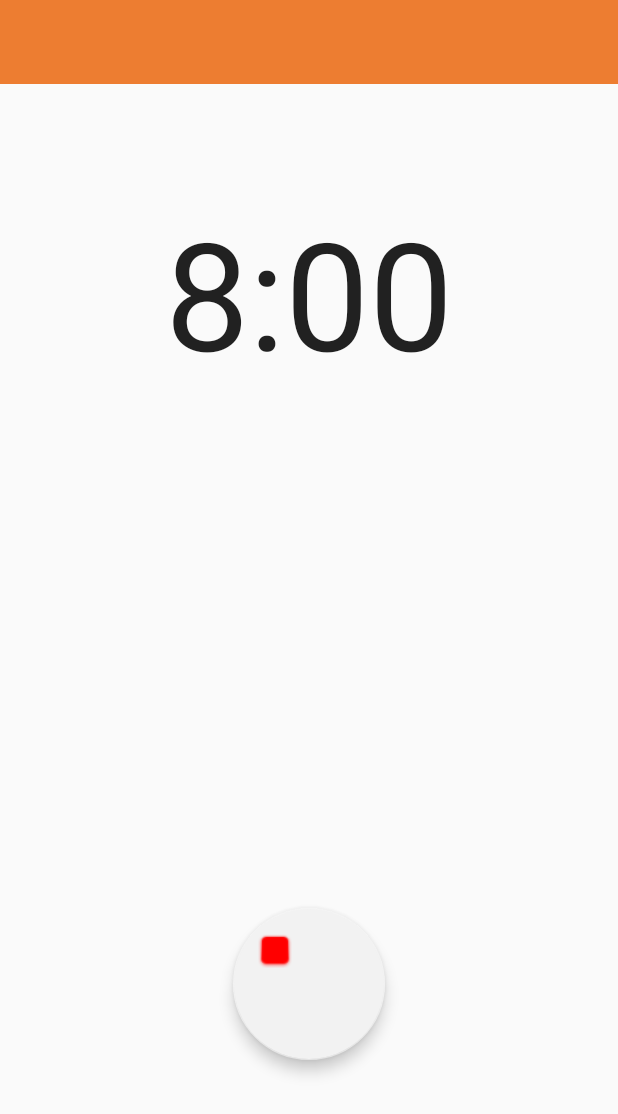
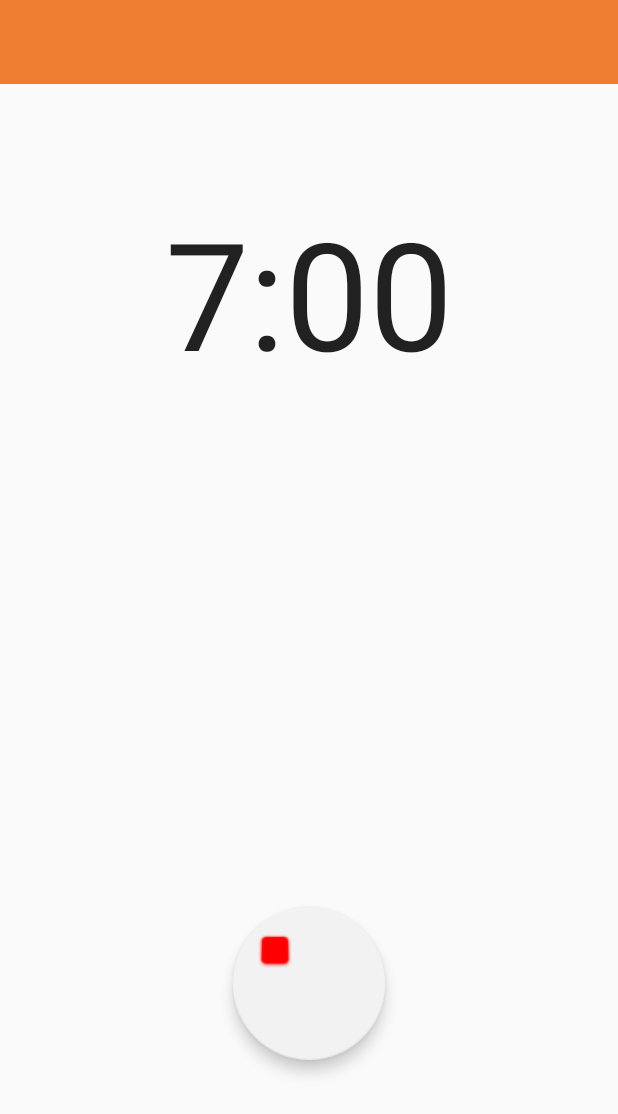
Before and after one commit to StudioAquatan/RushMash, an Android app: the layout activity_alarm.xml on its own in the app's theme, with its tools: preview values and no code run, on a phone screen of 412 x 824 dp. Shown: the top 1114 px of the screen. Run offline under Robolectric (Android 15) with nearby library versions, the phone set to English and light mode, and no system bars.

Commit message:
遅刻時の時間変更決め打ち

```diff
--- a/app/src/main/java/com/example/koshiro/rushmash/FinishActivity.kt
+++ b/app/src/main/java/com/example/koshiro/rushmash/FinishActivity.kt
@@ -15,7 +15,8 @@ class FinishActivity : AppCompatActivity() {
 
         finish_view.setOnClickListener {
             val intent = Intent(this, AlarmActivity::class.java)
-            intent.putExtra("DEMO_SECOND_TIME", "8:15")
+            intent.putExtra("DEMO_SECOND_TIME_DISPLAY", "8:00")
+            intent.putExtra("DEMO_SECOND_TIME_DEMOTIME", 30)
             startActivity(intent)
         }
 
--- a/app/src/main/java/com/example/koshiro/rushmash/ScheduleActivity.kt
+++ b/app/src/main/java/com/example/koshiro/rushmash/ScheduleActivity.kt
@@ -12,12 +12,8 @@ import io.realm.Realm
 import io.realm.kotlin.where
 import kotlinx.android.synthetic.main.activity_schedule.*
 import kotlin.concurrent.thread
-import io.realm.Realm
-import io.realm.kotlin.where
 
 class ScheduleActivity : AppCompatActivity() {
-
-    lateinit var realm: Realm
 
     private var player: MediaPlayer? = null
     private var firstPeriodMsec: Long = 10 * 1000     //序盤の時間(msec) なんらかの方法で取得
--- a/app/src/main/res/layout/activity_alarm.xml
+++ b/app/src/main/res/layout/activity_alarm.xml
@@ -24,7 +24,7 @@
         android:layout_height="133dp"
         android:layout_marginTop="72dp"
         android:gravity="center"
-        android:text="8:00"
+        android:text="7:00"
         android:textAppearance="@android:style/TextAppearance.Material.Large"
         android:textSize="100sp"
         app:layout_constraintEnd_toEndOf="parent"
```
Also changed, not shown: app/src/main/java/com/example/koshiro/rushmash/AlarmActivity.kt (+8 -3 lines).
